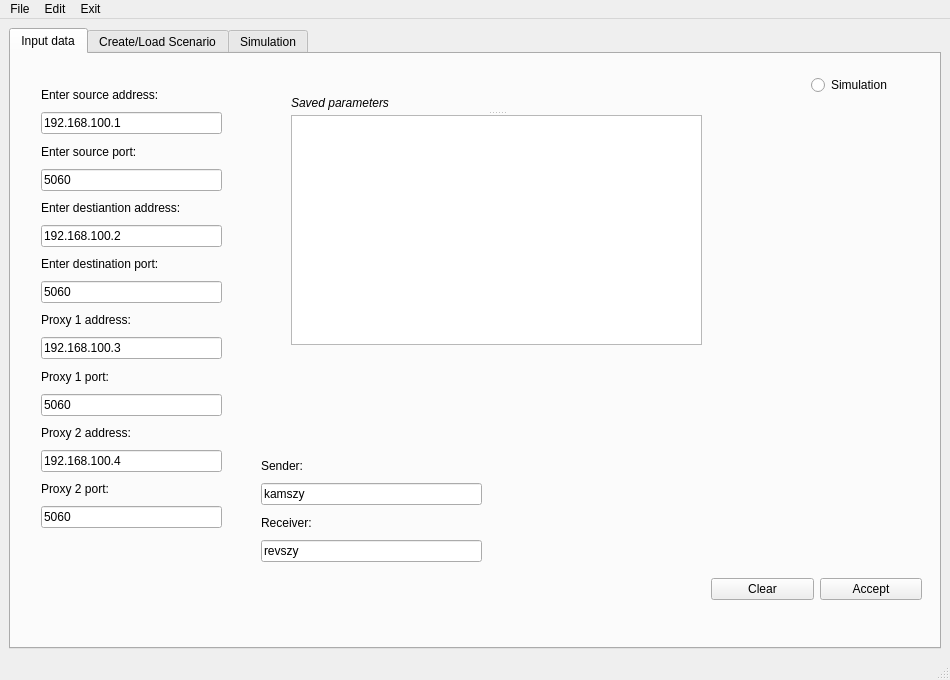
przypieczony/thesis_main, file GUI.ui: the form before one commit.
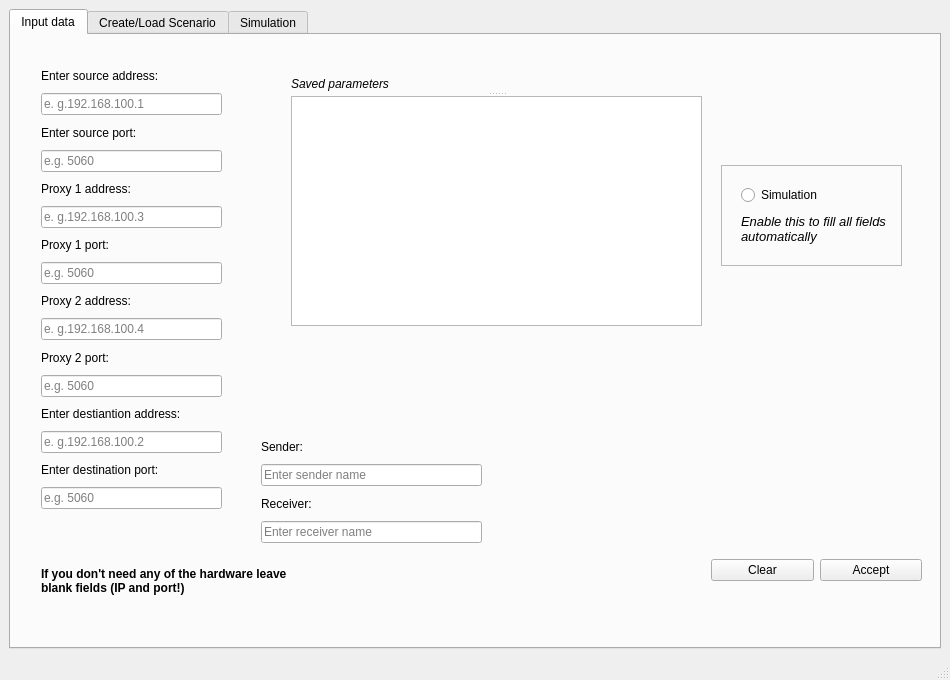
The form after the commit. The open tabs and pages were chosen to show the change. Icons and pictures are not drawn.

Commit message: Added function descriptions, it's time to adapt it in windows

Diff of the .ui file:
```diff
--- a/GUI.ui
+++ b/GUI.ui
@@ -61,31 +61,6 @@
        <attribute name="title">
         <string>Input data</string>
        </attribute>
-       <widget class="QRadioButton" name="simulateRadioButton">
-        <property name="enabled">
-         <bool>true</bool>
-        </property>
-        <property name="geometry">
-         <rect>
-          <x>800</x>
-          <y>20</y>
-          <width>116</width>
-          <height>22</height>
-         </rect>
-        </property>
-        <property name="statusTip">
-         <string/>
-        </property>
-        <property name="text">
-         <string>Simulation</string>
-        </property>
-        <property name="checkable">
-         <bool>true</bool>
-        </property>
-        <property name="checked">
-         <bool>false</bool>
-        </property>
-       </widget>
        <widget class="QWidget" name="layoutWidget">
         <property name="geometry">
          <rect>
@@ -115,7 +90,7 @@
             <set>Qt::ImhPreferNumbers</set>
            </property>
            <property name="text">
-            <string>192.168.100.1</string>
+            <string/>
            </property>
            <property name="frame">
             <bool>true</bool>
@@ -132,58 +107,6 @@
            </property>
           </widget>
          </item>
-         <item>
-          <widget class="QLineEdit" name="sourcePortField">
-           <property name="statusTip">
-            <string/>
-           </property>
-           <property name="inputMethodHints">
-            <set>Qt::ImhPreferNumbers</set>
-           </property>
-           <property name="inputMask">
-            <string/>
-           </property>
-           <property name="text">
-            <string>5060</string>
-           </property>
-           <property name="placeholderText">
-            <string>e.g. 5060</string>
-           </property>
-          </widget>
-         </item>
-         <item>
-          <widget class="QLabel" name="label_3">
-           <property name="text">
-            <string>Enter destiantion address:</string>
-           </property>
-          </widget>
-         </item>
-         <item>
-          <widget class="QLineEdit" name="destAddresField">
-           <property name="statusTip">
-            <string/>
-           </property>
-           <property name="inputMethodHints">
-            <set>Qt::ImhPreferNumbers</set>
-           </property>
-           <property name="inputMask">
-            <string/>
-           </property>
-           <property name="text">
-            <string>192.168.100.2</string>
-           </property>
-           <property name="placeholderText">
-            <string>e. g.192.168.100.2</string>
-           </property>
-          </widget>
-         </item>
-         <item>
-          <widget class="QLabel" name="label_4">
-           <property name="text">
-            <string>Enter destination port:</string>
-           </property>
-          </widget>
-         </item>
          <item>
           <widget class="QLineEdit" name="destPortField">
            <property name="statusTip">
@@ -196,7 +119,7 @@
             <string/>
            </property>
            <property name="text">
-            <string>5060</string>
+            <string/>
            </property>
            <property name="placeholderText">
             <string>e.g. 5060</string>
@@ -222,7 +145,7 @@
             <string/>
            </property>
            <property name="text">
-            <string>192.168.100.3</string>
+            <string/>
            </property>
            <property name="placeholderText">
             <string>e. g.192.168.100.3</string>
@@ -248,7 +171,7 @@
             <string/>
            </property>
            <property name="text">
-            <string>5060</string>
+            <string/>
            </property>
            <property name="placeholderText">
             <string>e.g. 5060</string>
@@ -274,7 +197,7 @@
             <string/>
            </property>
            <property name="text">
-            <string>192.168.100.4</string>
+            <string/>
            </property>
            <property name="placeholderText">
             <string>e. g.192.168.100.4</string>
@@ -300,7 +223,59 @@
             <string/>
            </property>
            <property name="text">
-            <string>5060</string>
+            <string/>
+           </property>
+           <property name="placeholderText">
+            <string>e.g. 5060</string>
+           </property>
+          </widget>
+         </item>
+         <item>
+          <widget class="QLabel" name="label_3">
+           <property name="text">
+            <string>Enter destiantion address:</string>
+           </property>
+          </widget>
+         </item>
+         <item>
+          <widget class="QLineEdit" name="destAddresField">
+           <property name="statusTip">
+            <string/>
+           </property>
+           <property name="inputMethodHints">
+            <set>Qt::ImhPreferNumbers</set>
+           </property>
+           <property name="inputMask">
+            <string/>
+           </property>
+           <property name="text">
+            <string/>
+           </property>
+           <property name="placeholderText">
+            <string>e. g.192.168.100.2</string>
+           </property>
+          </widget>
+         </item>
+         <item>
+          <widget class="QLabel" name="label_4">
+           <property name="text">
+            <string>Enter destination port:</string>
+           </property>
+          </widget>
+         </item>
+         <item>
+          <widget class="QLineEdit" name="sourcePortField">
+           <property name="statusTip">
+            <string/>
+           </property>
+           <property name="inputMethodHints">
+            <set>Qt::ImhPreferNumbers</set>
+           </property>
+           <property name="inputMask">
+            <string/>
+           </property>
+           <property name="text">
+            <string/>
            </property>
            <property name="placeholderText">
             <string>e.g. 5060</string>
@@ -395,7 +370,7 @@
             <string/>
            </property>
            <property name="text">
-            <string>kamszy</string>
+            <string/>
            </property>
            <property name="placeholderText">
             <string>Enter sender name</string>
@@ -411,7 +386,7 @@
             <string/>
            </property>
            <property name="text">
-            <string>revszy</string>
+            <string/>
            </property>
            <property name="placeholderText">
             <string>Enter receiver name</string>
@@ -430,23 +405,95 @@
        <widget class="QLabel" name="label_45">
         <property name="geometry">
          <rect>
-          <x>580</x>
-          <y>220</y>
-          <width>321</width>
-          <height>291</height>
+          <x>30</x>
+          <y>520</y>
+          <width>271</width>
+          <height>51</height>
          </rect>
         </property>
+        <property name="font">
+         <font>
+          <weight>75</weight>
+          <bold>true</bold>
+         </font>
+        </property>
+        <property name="lineWidth">
+         <number>2</number>
+        </property>
         <property name="text">
-         <string/>
+         <string>If you don't need any of the hardware leave blank fields (IP and port!)</string>
         </property>
-        <property name="pixmap">
-         <pixmap>img/icon.png</pixmap>
-        </property>
-        <property name="scaledContents">
+        <property name="wordWrap">
          <bool>true</bool>
         </property>
        </widget>
-       <zorder>label_45</zorder>
+       <widget class="QFrame" name="frame_2">
+        <property name="geometry">
+         <rect>
+          <x>710</x>
+          <y>130</y>
+          <width>181</width>
+          <height>101</height>
+         </rect>
+        </property>
+        <property name="frameShape">
+         <enum>QFrame::StyledPanel</enum>
+        </property>
+        <property name="frameShadow">
+         <enum>QFrame::Raised</enum>
+        </property>
+        <widget class="QWidget" name="">
+         <property name="geometry">
+          <rect>
+           <x>20</x>
+           <y>20</y>
+           <width>154</width>
+           <height>61</height>
+          </rect>
+         </property>
+         <layout class="QGridLayout" name="gridLayout_20">
+          <item row="0" column="0">
+           <widget class="QRadioButton" name="simulateRadioButton">
+            <property name="enabled">
+             <bool>true</bool>
+            </property>
+            <property name="statusTip">
+             <string/>
+            </property>
+            <property name="text">
+             <string>Simulation</string>
+            </property>
+            <property name="checkable">
+             <bool>true</bool>
+            </property>
+            <property name="checked">
+             <bool>false</bool>
+            </property>
+           </widget>
+          </item>
+          <item row="1" column="0">
+           <widget class="QLabel" name="label_24">
+            <property name="font">
+             <font>
+              <pointsize>10</pointsize>
+              <italic>true</italic>
+              <strikeout>false</strikeout>
+             </font>
+            </property>
+            <property name="text">
+             <string>Enable this to fill all fields automatically</string>
+            </property>
+            <property name="wordWrap">
+             <bool>true</bool>
+            </property>
+           </widget>
+          </item>
+         </layout>
+        </widget>
+        <zorder>label_24</zorder>
+        <zorder>simulateRadioButton</zorder>
+        <zorder>tabWidget_2</zorder>
+       </widget>
        <zorder>layoutWidget</zorder>
        <zorder>splitter</zorder>
        <zorder>simulateRadioButton</zorder>
@@ -1329,35 +1376,6 @@
     </item>
    </layout>
   </widget>
-  <widget class="QMenuBar" name="menubar">
-   <property name="geometry">
-    <rect>
-     <x>0</x>
-     <y>0</y>
-     <width>950</width>
-     <height>25</height>
-    </rect>
-   </property>
-   <widget class="QMenu" name="menuFile">
-    <property name="title">
-     <string>File</string>
-    </property>
-    <addaction name="actionAdd_scenario"/>
-   </widget>
-   <widget class="QMenu" name="menuEdit">
-    <property name="title">
-     <string>Edit</string>
-    </property>
-   </widget>
-   <widget class="QMenu" name="menuExit">
-    <property name="title">
-     <string>Exit</string>
-    </property>
-   </widget>
-   <addaction name="menuFile"/>
-   <addaction name="menuEdit"/>
-   <addaction name="menuExit"/>
-  </widget>
   <widget class="QStatusBar" name="statusbar"/>
   <action name="actionAdd_template">
    <property name="text">
```
Left out of the diff: 230 changed lines with no effect on the pictures. The commit also changes 2 other files.
